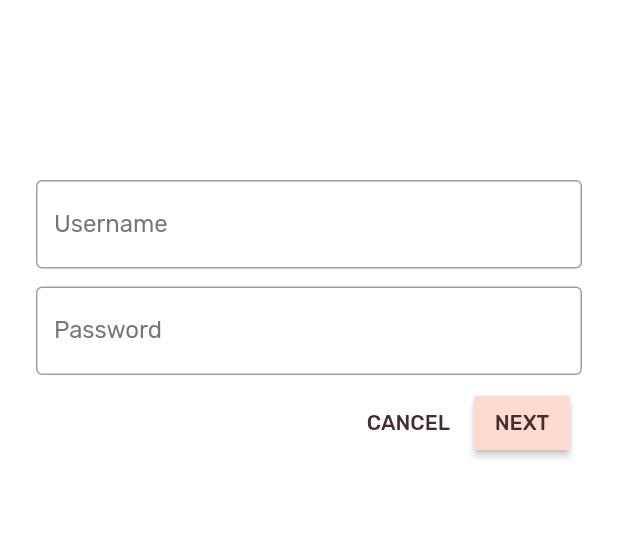
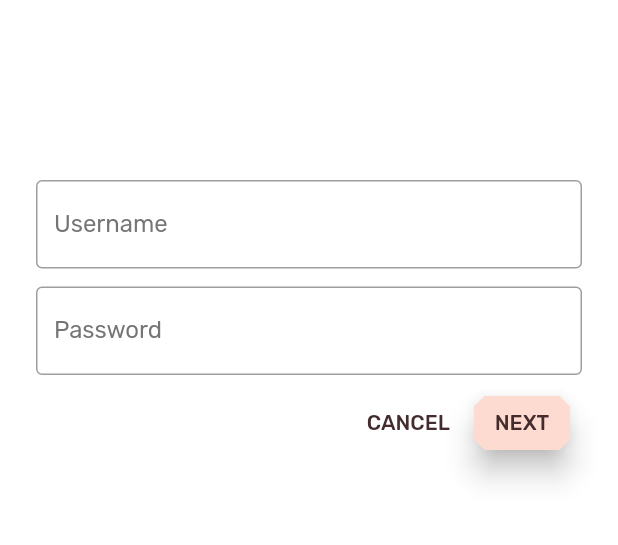
Before and after one commit to Kyawkhaing444/Shrine-Flutter-App, a Flutter app: the screen it shows after launch, after a tap on "CANCEL", on a phone screen of 412 x 824 dp, the part 237-782 px from its top. Run offline on Flutter 3.47's test engine with Material 2 defaults, Android fonts, the phone set to English and light mode, and no system bars.

Commit message:
Added_the_Custom_Shape_for_Button_And_Added_Custom_Layouts

```diff
--- a/lib/app.dart
+++ b/lib/app.dart
@@ -17,6 +17,7 @@ import 'package:flutter/material.dart';
 import 'home.dart';
 import 'login.dart';
 import 'colors.dart';
+import 'supplemental/cut_corners_border.dart';
 
 // TODO: Convert ShrineApp to stateful widget (104)
 class ShrineApp extends StatelessWidget {
@@ -74,7 +75,7 @@ ThemeData _buildShrineTheme() {
       accentTextTheme: _buildShrineTextTheme(base.accentTextTheme),
       primaryIconTheme: base.iconTheme.copyWith(color: kShrineBrown900),
       inputDecorationTheme: InputDecorationTheme(
-        focusedBorder: OutlineInputBorder(
+        focusedBorder: CutCornersBorder(
           borderSide: BorderSide(
             width: 2.0,
             color: kShrineBrown900,
--- a/lib/home.dart
+++ b/lib/home.dart
@@ -12,6 +12,7 @@
 // See the License for the specific language governing permissions and
 // limitations under the License.
 
+import 'package:Shrine/supplemental/asymmetric_view.dart';
 import 'package:flutter/material.dart';
 import 'package:intl/intl.dart';
 
@@ -60,12 +61,9 @@ class HomePage extends StatelessWidget {
         ],
       ),
       // TODO: Add a grid view (102)
-      body: GridView.count(
-        crossAxisCount: 2,
-        childAspectRatio: 8.0 / 9.0,
-        padding: EdgeInsets.all(16),
-        children: _buildGridCards(context),
-      ),
+      body: AsymmetricView(
+          products: ProductsRepository.loadProducts(Category.all)),
+
       // TODO: Set resizeToAvoidBottomInset (101)
       resizeToAvoidBottomInset: false,
     );
@@ -84,6 +82,7 @@ class HomePage extends StatelessWidget {
     return products.map((product) {
       return Card(
         clipBehavior: Clip.antiAlias,
+        elevation: 0.0,
         child: Column(
           crossAxisAlignment: CrossAxisAlignment.center,
           children: [
--- a/lib/login.dart
+++ b/lib/login.dart
@@ -79,7 +79,7 @@ class _LoginPageState extends State<LoginPage> {
               height: 12.0,
             ),
             TextField(
-              controller: _usernameController,
+              controller: _passwordController,
               decoration: InputDecoration(
                 labelText: 'Password',
                 labelStyle: TextStyle(
@@ -87,6 +87,7 @@ class _LoginPageState extends State<LoginPage> {
                         ? Theme.of(context).accentColor
                         : _unfocusedColor),
               ),
+              obscureText: true,
               focusNode: _passwordFocusNode,
             ),
             // TODO: Add button bar (101)
@@ -94,6 +95,8 @@ class _LoginPageState extends State<LoginPage> {
               children: <Widget>[
                 FlatButton(
                   child: Text('CANCEL'),
+                  shape: BeveledRectangleBorder(
+                      borderRadius: BorderRadius.all(Radius.circular(7.0))),
                   onPressed: () {
                     _usernameController.clear();
                     _passwordController.clear();
@@ -101,9 +104,12 @@ class _LoginPageState extends State<LoginPage> {
                 ),
                 RaisedButton(
                   child: Text("NEXT"),
+                  shape: BeveledRectangleBorder(
+                      borderRadius: BorderRadius.all(Radius.circular(7.0))),
                   onPressed: () {
                     Navigator.pop(context);
                   },
+                  elevation: 8.0,
                 )
               ],
             )
```
